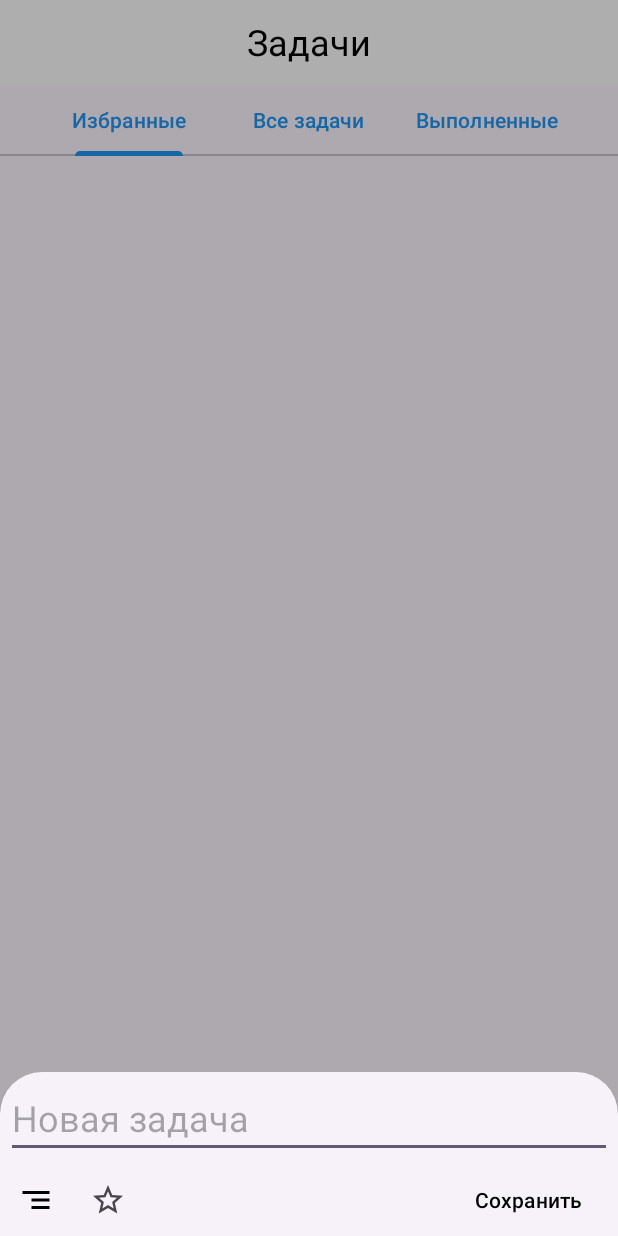
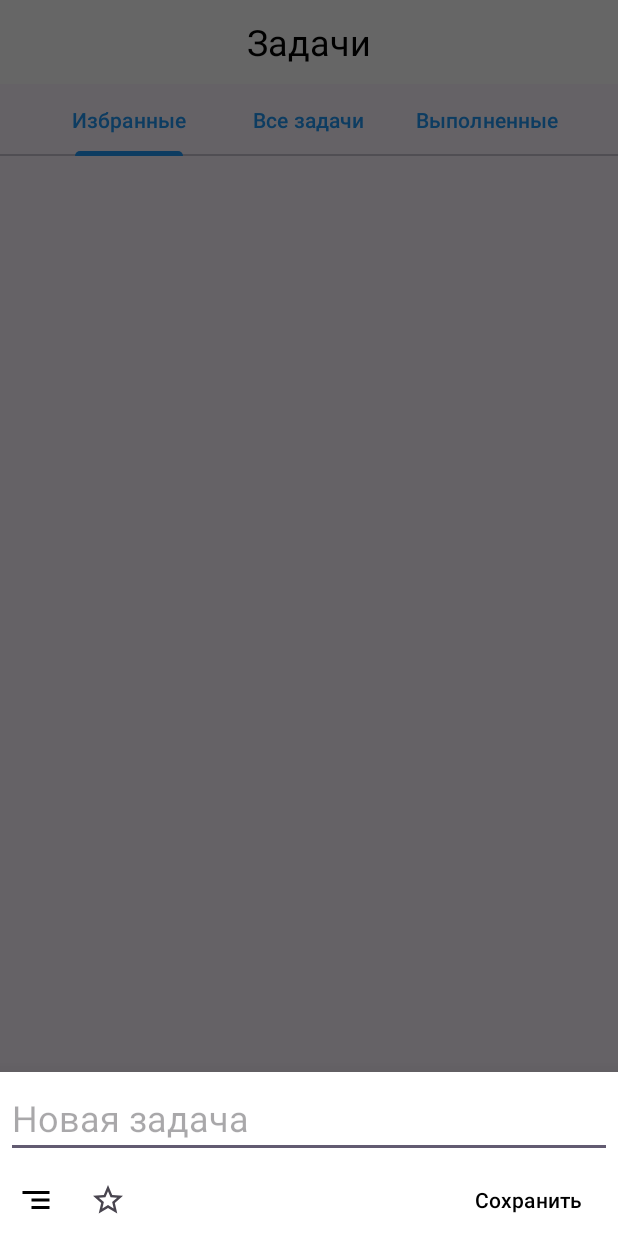
Before and after one commit to ZavgorodnevAAl/GoogleTasks, an Android app: the screen it shows after launch (MainActivity), after a tap on an icon or button, on a phone screen of 412 x 824 dp. Run offline under Robolectric (Android 15) with nearby library versions, the phone set to English and light mode, and no system bars; our stand-ins replace Room's generated code.

Commit message:
Add style for creating dialog for fix display as you type

```diff
--- a/app/src/main/java/ru/zavgorodnev/googletasks/ui/main/MainFragment.kt
+++ b/app/src/main/java/ru/zavgorodnev/googletasks/ui/main/MainFragment.kt
@@ -31,7 +31,7 @@ class MainFragment : Fragment() {
     ): View {
         binding = FragmentMainBinding.inflate(inflater, container, false)
 
-        taskCreationDialog = BottomSheetDialog(requireContext())
+        taskCreationDialog = BottomSheetDialog(requireContext(), R.style.DialogStyle)
         taskCreationDialog.window?.addFlags(WindowManager.LayoutParams.FLAG_DIM_BEHIND)
         makeTaskCreationDialog()
 
--- /dev/null
+++ b/app/src/main/res/values/style.xml
@@ -0,0 +1,10 @@
+<?xml version="1.0" encoding="utf-8"?>
+<resources>
+
+    <style name="DialogStyle" parent="Theme.Design.Light.BottomSheetDialog">
+        <item name="android:windowIsFloating">false</item>
+        <item name="android:statusBarColor">@android:color/transparent</item>
+        <item name="android:windowSoftInputMode">adjustResize</item>
+    </style>
+
+</resources>
```
